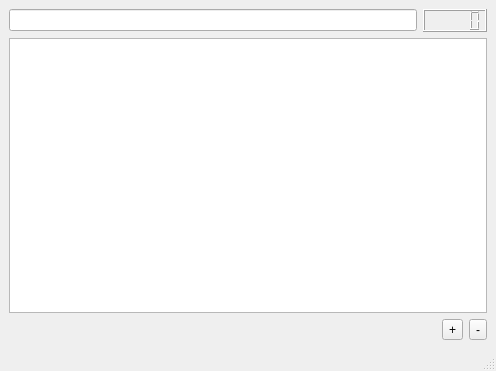
This is mainwindow.ui in vignesh0025/quicky-notes as Qt 5 draws it before an edit. The edited form follows.
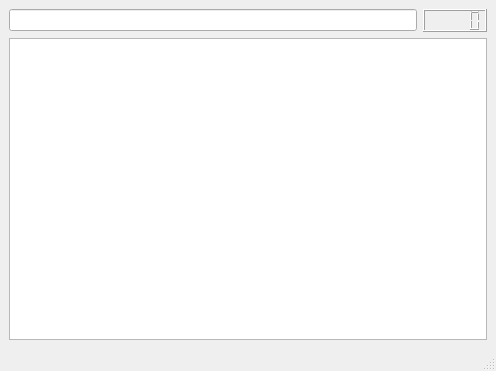
This is the edited form.

What changed in the file:
```diff
--- a/mainwindow.ui
+++ b/mainwindow.ui
@@ -32,37 +32,6 @@
       </property>
      </widget>
     </item>
-    <item>
-     <layout class="QHBoxLayout" name="toolLayout">
-      <item>
-       <spacer name="horizontalSpacer">
-        <property name="orientation">
-         <enum>Qt::Horizontal</enum>
-        </property>
-        <property name="sizeHint" stdset="0">
-         <size>
-          <width>40</width>
-          <height>20</height>
-         </size>
-        </property>
-       </spacer>
-      </item>
-      <item>
-       <widget class="QToolButton" name="addBtn">
-        <property name="text">
-         <string>+</string>
-        </property>
-       </widget>
-      </item>
-      <item>
-       <widget class="QToolButton" name="deleteBtn">
-        <property name="text">
-         <string>-</string>
-        </property>
-       </widget>
-      </item>
-     </layout>
-    </item>
    </layout>
   </widget>
   <widget class="QMenuBar" name="menubar">
```
Left out of the diff: 14 changed lines with no effect on the pictures.
